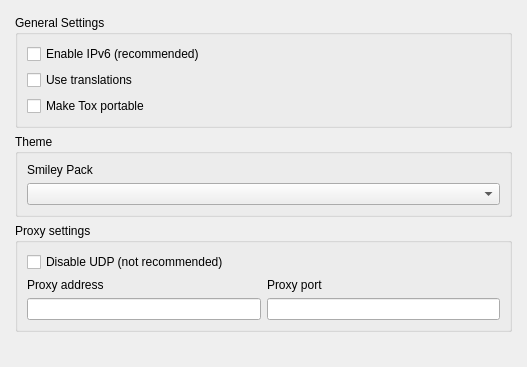
Old version of the form widget/form/settings/generalsettings.ui in the repository qTox/qTox.
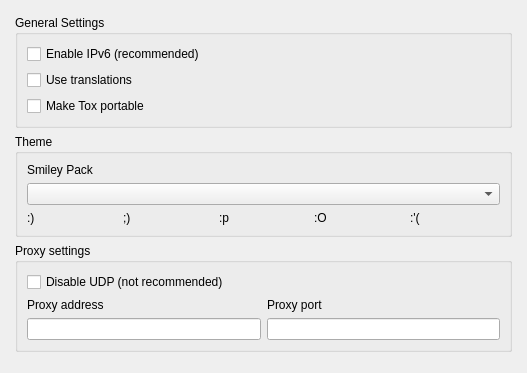
New version of the form.

Commit message: preview of emoticons under combobox

The edit to the form file:
```diff
--- a/widget/form/settings/generalsettings.ui
+++ b/widget/form/settings/generalsettings.ui
@@ -7,7 +7,7 @@
     <x>0</x>
     <y>0</y>
     <width>527</width>
-    <height>367</height>
+    <height>373</height>
    </rect>
   </property>
   <property name="windowTitle">
@@ -72,6 +72,45 @@
       <item>
        <widget class="QComboBox" name="smileyPackBrowser"/>
       </item>
+      <item>
+       <layout class="QHBoxLayout" name="horizontalLayout">
+        <item alignment="Qt::AlignLeft">
+         <widget class="QLabel" name="smile1">
+          <property name="text">
+           <string>:)</string>
+          </property>
+         </widget>
+        </item>
+        <item alignment="Qt::AlignLeft">
+         <widget class="QLabel" name="smile2">
+          <property name="text">
+           <string>;)</string>
+          </property>
+         </widget>
+        </item>
+        <item alignment="Qt::AlignLeft">
+         <widget class="QLabel" name="smile3">
+          <property name="text">
+           <string>:p</string>
+          </property>
+         </widget>
+        </item>
+        <item alignment="Qt::AlignLeft">
+         <widget class="QLabel" name="smile4">
+          <property name="text">
+           <string>:O</string>
+          </property>
+         </widget>
+        </item>
+        <item alignment="Qt::AlignLeft">
+         <widget class="QLabel" name="smile5">
+          <property name="text">
+           <string>:'(</string>
+          </property>
+         </widget>
+        </item>
+       </layout>
+      </item>
      </layout>
     </widget>
    </item>
@@ -112,12 +151,10 @@
       <item>
        <layout class="QHBoxLayout" name="horizontalLayoutProxyBoxes">
         <item>
-         <widget class="QLineEdit" name="proxyAddr">
-         </widget>
+         <widget class="QLineEdit" name="proxyAddr"/>
         </item>
         <item>
-         <widget class="QLineEdit" name="proxyPort">
-         </widget>
+         <widget class="QLineEdit" name="proxyPort"/>
         </item>
        </layout>
       </item>
```
Left out of the diff: 6 changed lines with no effect on the pictures. The commit also changes 2 other files.
